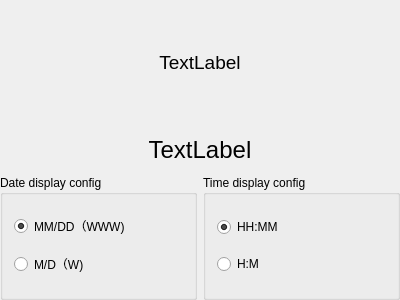
First picture: the form in dev/src/QtSampleWatch/qtwatchsamplewindow.ui, repository CountrySideEngineer/QtWatchSample, before the edit.
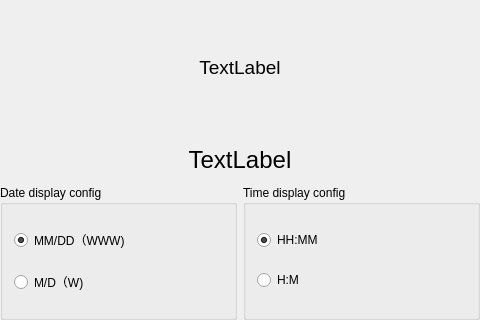
Second picture: the form after the edit.

Commit message: Change application window size. -Height:320 -Width:480

What changed in the file:
```diff
--- a/dev/src/QtSampleWatch/qtwatchsamplewindow.ui
+++ b/dev/src/QtSampleWatch/qtwatchsamplewindow.ui
@@ -6,20 +6,26 @@
    <rect>
     <x>0</x>
     <y>0</y>
-    <width>400</width>
-    <height>300</height>
+    <width>480</width>
+    <height>320</height>
    </rect>
   </property>
+  <property name="sizePolicy">
+   <sizepolicy hsizetype="Fixed" vsizetype="Fixed">
+    <horstretch>0</horstretch>
+    <verstretch>0</verstretch>
+   </sizepolicy>
+  </property>
   <property name="minimumSize">
    <size>
-    <width>400</width>
-    <height>300</height>
+    <width>480</width>
+    <height>320</height>
    </size>
   </property>
   <property name="maximumSize">
    <size>
-    <width>400</width>
-    <height>300</height>
+    <width>480</width>
+    <height>320</height>
    </size>
   </property>
   <property name="windowTitle">
```
